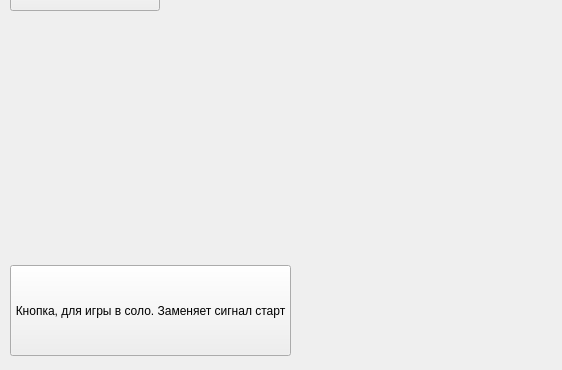
First picture: the form in home_window.ui, repository shm0nya/Lipilin-s-game, before the edit; both pictures show x 0 to 562 and y 265 to 635 of the 950 by 635 pixel window.
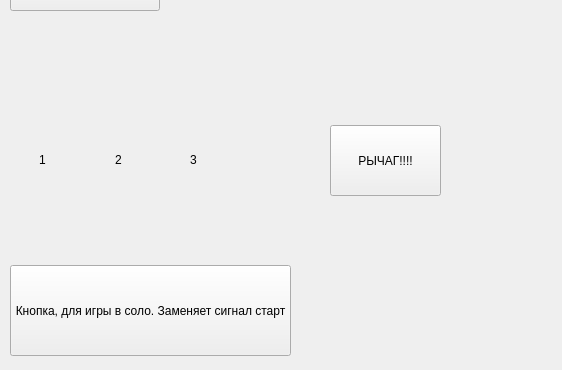
Second picture: the form after the edit.

Patch:
```diff
--- a/home_window.ui
+++ b/home_window.ui
@@ -98,7 +98,7 @@
     </item>
    </layout>
   </widget>
-  <widget class="QWidget" name="">
+  <widget class="QWidget" name="layoutWidget">
    <property name="geometry">
     <rect>
      <x>10</x>
@@ -334,6 +334,52 @@
     </item>
    </layout>
   </widget>
+  <widget class="QPushButton" name="automat">
+   <property name="geometry">
+    <rect>
+     <x>330</x>
+     <y>390</y>
+     <width>111</width>
+     <height>71</height>
+    </rect>
+   </property>
+   <property name="text">
+    <string>РЫЧАГ!!!!</string>
+   </property>
+  </widget>
+  <widget class="QWidget" name="horizontalLayoutWidget">
+   <property name="geometry">
+    <rect>
+     <x>39</x>
+     <y>389</y>
+     <width>221</width>
+     <height>71</height>
+    </rect>
+   </property>
+   <layout class="QHBoxLayout" name="horizontalLayout">
+    <item>
+     <widget class="QLabel" name="rand_image1">
+      <property name="text">
+       <string>1</string>
+      </property>
+     </widget>
+    </item>
+    <item>
+     <widget class="QLabel" name="rand_image2">
+      <property name="text">
+       <string>2</string>
+      </property>
+     </widget>
+    </item>
+    <item>
+     <widget class="QLabel" name="rand_image3">
+      <property name="text">
+       <string>3</string>
+      </property>
+     </widget>
+    </item>
+   </layout>
+  </widget>
  </widget>
  <resources/>
  <connections/>
```
